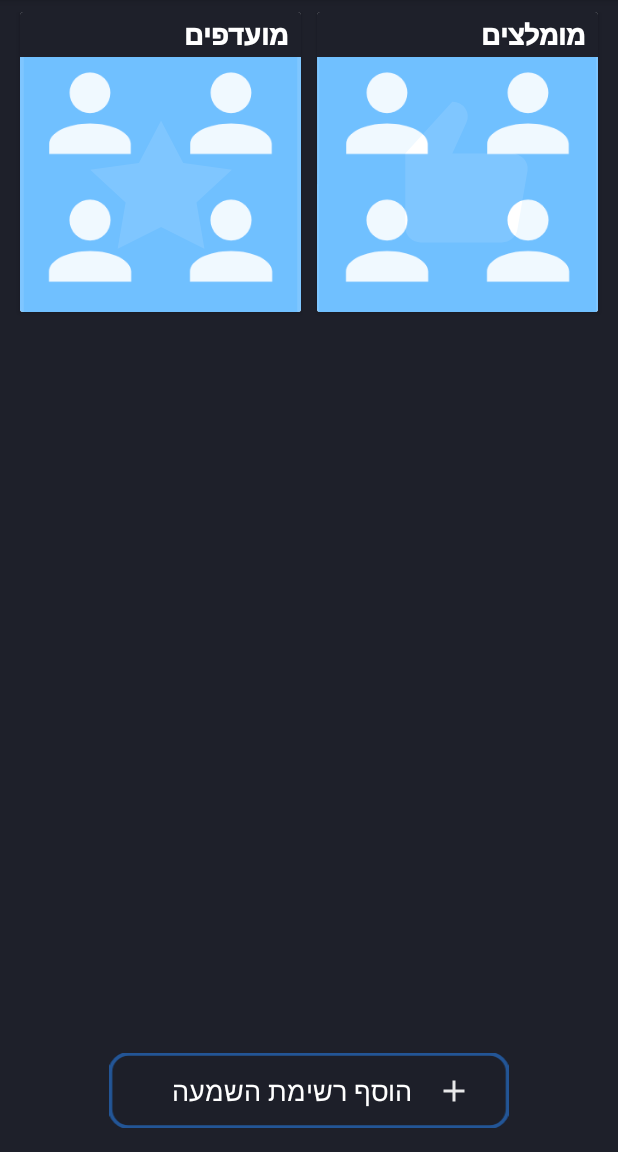
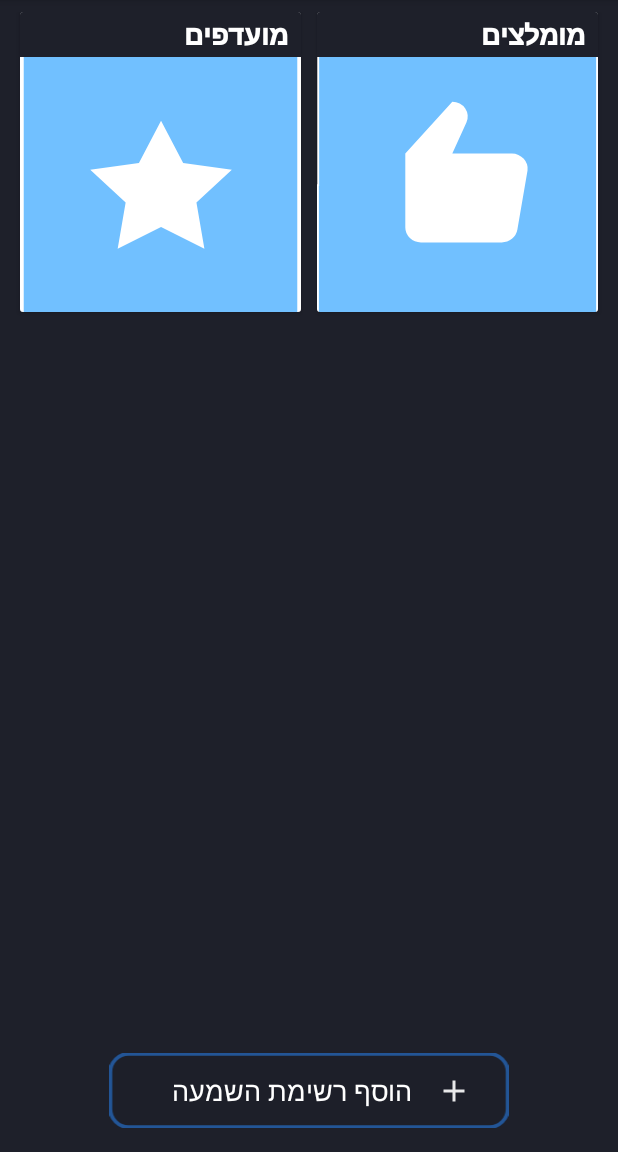
Before and after one commit to defraimo/HackathonDaniels, an Android app: the fragment AllPlaylistsFragment shown on its own in the app's theme, on a phone screen of 412 x 824 dp, the part 84-1236 px from its top. Run offline under Robolectric (Android 15) with nearby library versions, the phone set to English and light mode, and no system bars; libraries missing offline, so code that uses them is left out: com.cloudant.client; network calls fail.

Commit message:
playlist_pic_fix

```diff
--- a/app/src/main/java/daniel/rad/radiotabsdrawer/myMediaPlayer/service/contentcatalogs/MusicLibrary.java
+++ b/app/src/main/java/daniel/rad/radiotabsdrawer/myMediaPlayer/service/contentcatalogs/MusicLibrary.java
@@ -76,8 +76,8 @@ public class MusicLibrary {
     private long creationDate;*/
 
     static {
-        getBroadcasts();
-//        getCurrentPlaying();
+//        getBroadcasts();
+        getCurrentPlaying();
         for (int i = 0; i < programs.size(); i++) {
             ProgramsData model = programs.get(i);
             createMediaMetadataCompat(
--- a/app/src/main/java/daniel/rad/radiotabsdrawer/myMediaPlayer/service/players/MediaPlayerAdapter.java
+++ b/app/src/main/java/daniel/rad/radiotabsdrawer/myMediaPlayer/service/players/MediaPlayerAdapter.java
@@ -78,7 +78,7 @@ public final class MediaPlayerAdapter extends PlayerAdapter {
         });
     }
 
-    public static MediaPlayer getmMediaPlayer(){
+    public static MediaPlayer getMediaPlayer(){
         if(mMediaPlayer == null){
             mMediaPlayer = new MediaPlayer();
         }
--- a/app/src/main/java/daniel/rad/radiotabsdrawer/playlist/PlaylistAdapter.java
+++ b/app/src/main/java/daniel/rad/radiotabsdrawer/playlist/PlaylistAdapter.java
@@ -61,7 +61,14 @@ public class PlaylistAdapter extends RecyclerView.Adapter<PlayListViewHolder> {
 
         ArrayList<ProgramsData> programsDataList = (ArrayList<ProgramsData>) playlist.getProgramsData();
         holder.ivProfileAll.setImageResource(defaultPic);
-        if (programsDataList.size() == 1) {
+        if (programsDataList.size() == 0){
+            holder.ivProfileAll.setImageResource(defaultPic);
+            holder.ivProfilePic1.setVisibility(View.INVISIBLE);
+            holder.ivProfilePic2.setVisibility(View.INVISIBLE);
+            holder.ivProfilePic3.setVisibility(View.INVISIBLE);
+            holder.ivProfilePic4.setVisibility(View.INVISIBLE);
+        }
+        else if (programsDataList.size() == 1) {
             if (programsDataList.get(0).getProfilePic() == R.drawable.ic_default_pic){
                 holder.ivProfileAll.setImageResource(defaultPic);
             }
```
Also changed, not shown: app/src/main/java/daniel/rad/radiotabsdrawer/MediaPlayerFragment.java (+1 -11 lines).
